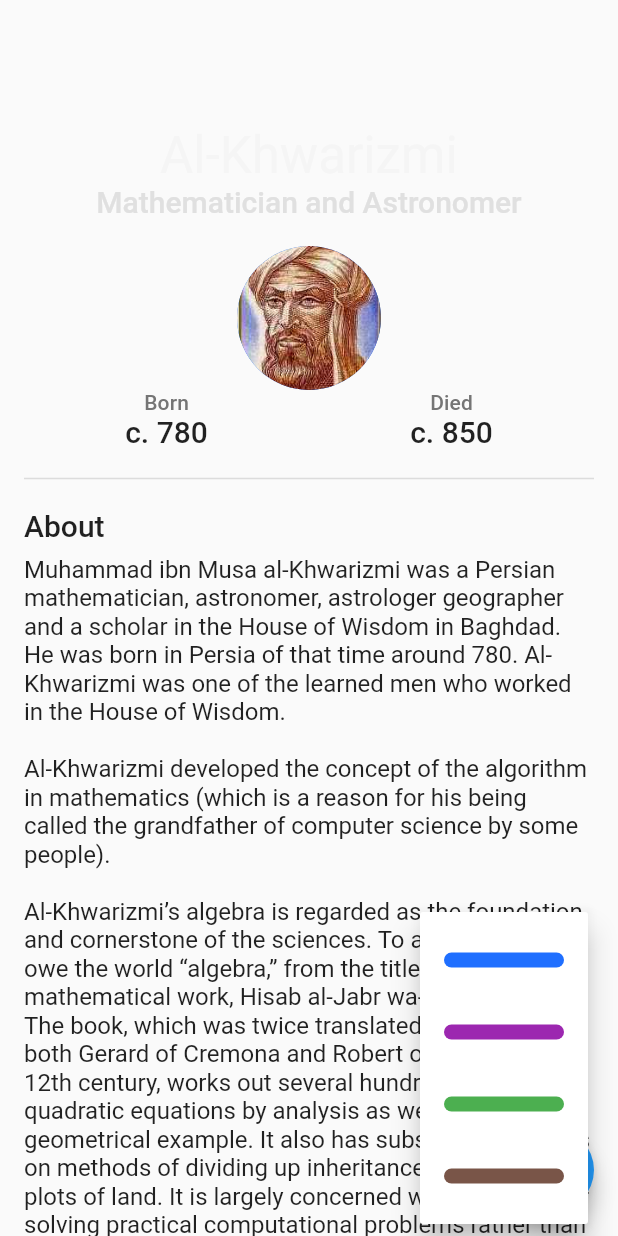
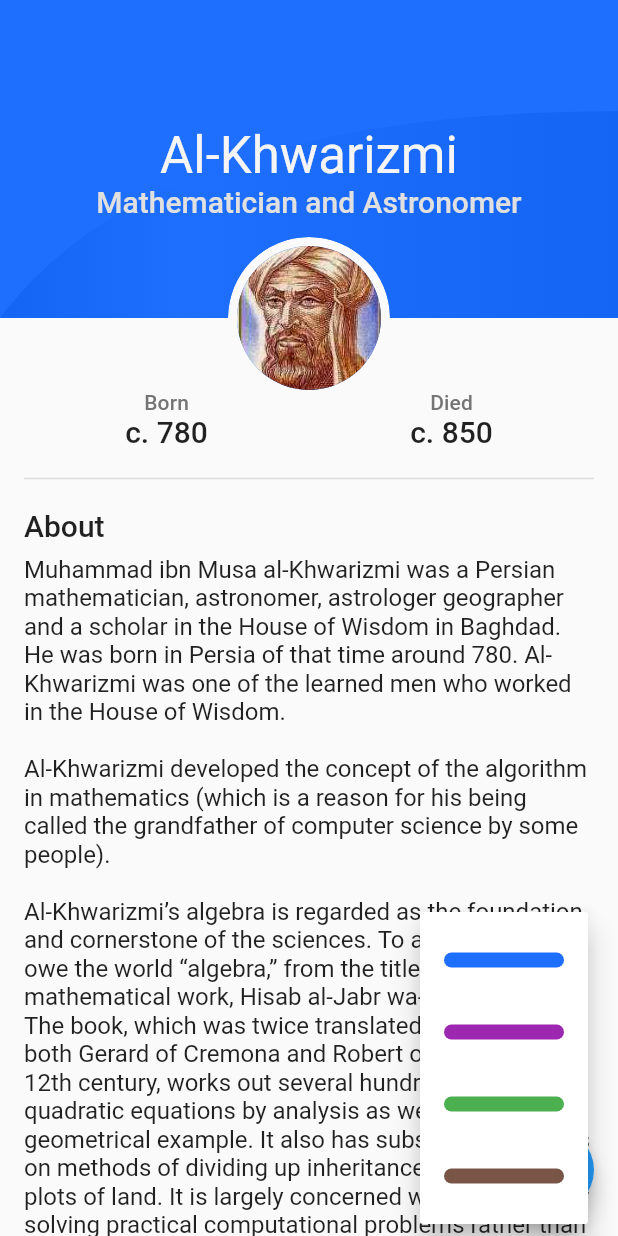
Before and after one commit to waikyaw9999/fluttershapes, a Flutter app: the screen it shows after launch, after a tap on the "edit" icon, on a phone screen of 412 x 824 dp. Run offline on Flutter 3.47's test engine with Material 2 defaults, Android fonts, the phone set to English and light mode, and no system bars.

Commit message:
custom shape demo

```diff
--- a/lib/profile/profile_card.dart
+++ b/lib/profile/profile_card.dart
@@ -55,7 +55,7 @@ class ProfileCard extends StatelessWidget {
       children: <Widget>[
         CustomPaint(
           size: Size.infinite,
-          painter: ProfileCardPainter(color: profileColor),
+          painter: ProfileCardPainter(color: profileColor, avatarRadius: avatarRadius),
         ),
         Positioned(
           left: 0,
--- a/lib/profile/profile_card_painter.dart
+++ b/lib/profile/profile_card_painter.dart
@@ -1,19 +1,74 @@
+import 'dart:math';
+
 import 'package:flutter/material.dart';
+import '../extensions.dart';
+
 //1
 class ProfileCardPainter extends CustomPainter {
   //2
-  ProfileCardPainter({@required this.color});
+  ProfileCardPainter({@required this.color, @required this.avatarRadius});
 
   //3
   final Color color;
+  final double avatarRadius;
 
   //4
   @override
-  void paint(Canvas canvas, Size size) {}
+  void paint(Canvas canvas, Size size) {
+    //1
+    final shapeBounds =
+        Rect.fromLTWH(0, 0, size.width, size.height - avatarRadius);
+    //2
+    final centerAvatar = Offset(shapeBounds.center.dx, shapeBounds.bottom);
+    final avatarBounds =
+        Rect.fromCircle(center: centerAvatar, radius: avatarRadius).inflate(6);
+    _drawBackground(canvas, shapeBounds, avatarBounds);
+
+    final curveShapeBounds = Rect.fromLTRB(
+        shapeBounds.left,
+        shapeBounds.top + shapeBounds.height * 0.35,
+        shapeBounds.right,
+        shapeBounds.bottom);
+
+    _drawCurvedShape(canvas, curveShapeBounds, avatarBounds);
+  }
 
   //5
   @override
   bool shouldRepaint(ProfileCardPainter oldDelegate) {
     return color != oldDelegate.color;
   }
+
+  void _drawBackground(Canvas canvas, Rect shapeBounds, Rect avatarBounds) {
+    final paint = Paint()..color = color;
+
+    final backgroundPath = Path()
+      ..moveTo(shapeBounds.left, shapeBounds.top)
+      ..lineTo(shapeBounds.bottomLeft.dx, shapeBounds.bottomLeft.dy)
+      ..arcTo(avatarBounds, -pi, pi, false)
+      ..lineTo(shapeBounds.bottomRight.dx, shapeBounds.bottomRight.dy)
+      ..lineTo(shapeBounds.topRight.dx, shapeBounds.topRight.dy)
+      ..close();
+
+    canvas.drawPath(backgroundPath, paint);
+  }
+
+  void _drawCurvedShape(Canvas canvas, Rect bounds, Rect avatarBounds) {
+    final colors = [color.darker(), color, color.darker()];
+    final stops = [0.0,0.3,1.0];
+    final gradient = LinearGradient(colors: colors, stops: stops);
+    final paint = Paint()..shader = gradient.createShader(bounds);
+    final handlePoint = Offset(bounds.left + (bounds.width * 0.25), bounds.top);
+
+    final curvePath = Path()
+      ..moveTo(bounds.bottomLeft.dx, bounds.bottomLeft.dy)
+      ..arcTo(avatarBounds, -pi, pi, false)
+      ..lineTo(bounds.bottomRight.dx, bounds.bottomRight.dy)
+      ..lineTo(bounds.topRight.dx, bounds.topRight.dy)
+      ..quadraticBezierTo(handlePoint.dx, handlePoint.dy, bounds.bottomLeft.dx,
+          bounds.bottomLeft.dy)
+      ..close();
+
+    canvas.drawPath(curvePath, paint);
+  }
 }
```
